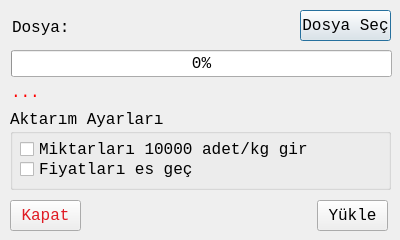
mamoo81/bhss, file toplustokyukledialog.ui: the form before one commit.
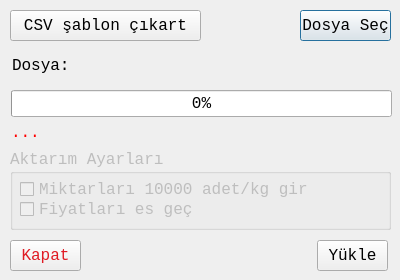
The form after the commit.

Commit message: csv şablon dosya çıkartma eklendi.

```diff
--- a/toplustokyukledialog.ui
+++ b/toplustokyukledialog.ui
@@ -7,19 +7,19 @@
     <x>0</x>
     <y>0</y>
     <width>400</width>
-    <height>240</height>
+    <height>280</height>
    </rect>
   </property>
   <property name="minimumSize">
    <size>
     <width>400</width>
-    <height>240</height>
+    <height>280</height>
    </size>
   </property>
   <property name="maximumSize">
    <size>
     <width>400</width>
-    <height>240</height>
+    <height>280</height>
    </size>
   </property>
   <property name="font">
@@ -35,7 +35,7 @@
    <property name="geometry">
     <rect>
      <x>11</x>
-     <y>50</y>
+     <y>90</y>
      <width>381</width>
      <height>27</height>
     </rect>
@@ -61,7 +61,7 @@
    <property name="geometry">
     <rect>
      <x>11</x>
-     <y>83</y>
+     <y>123</y>
      <width>381</width>
      <height>19</height>
     </rect>
@@ -77,7 +77,7 @@
    <property name="geometry">
     <rect>
      <x>12</x>
-     <y>12</y>
+     <y>50</y>
      <width>58</width>
      <height>31</height>
     </rect>
@@ -90,8 +90,8 @@
    <property name="geometry">
     <rect>
      <x>70</x>
-     <y>12</y>
-     <width>221</width>
+     <y>50</y>
+     <width>321</width>
      <height>31</height>
     </rect>
    </property>
@@ -109,7 +109,7 @@
    <property name="geometry">
     <rect>
      <x>317</x>
-     <y>200</y>
+     <y>240</y>
      <width>71</width>
      <height>31</height>
     </rect>
@@ -119,10 +119,13 @@
    </property>
   </widget>
   <widget class="QGroupBox" name="groupBox">
+   <property name="enabled">
+    <bool>false</bool>
+   </property>
    <property name="geometry">
     <rect>
      <x>10</x>
-     <y>109</y>
+     <y>149</y>
      <width>381</width>
      <height>81</height>
     </rect>
@@ -161,7 +164,7 @@
    <property name="geometry">
     <rect>
      <x>10</x>
-     <y>200</y>
+     <y>240</y>
      <width>71</width>
      <height>31</height>
     </rect>
@@ -173,6 +176,19 @@
     <string>Kapat</string>
    </property>
   </widget>
+  <widget class="QPushButton" name="CsvDosyaCikartButton">
+   <property name="geometry">
+    <rect>
+     <x>10</x>
+     <y>10</y>
+     <width>191</width>
+     <height>31</height>
+    </rect>
+   </property>
+   <property name="text">
+    <string>CSV şablon çıkart</string>
+   </property>
+  </widget>
  </widget>
  <resources/>
  <connections/>
```
The commit also changes 4 other files.
